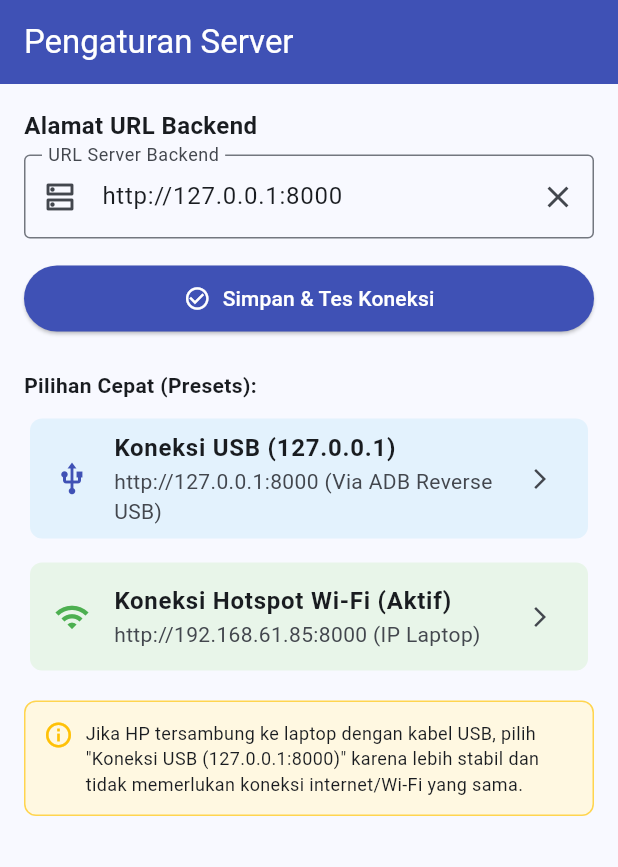
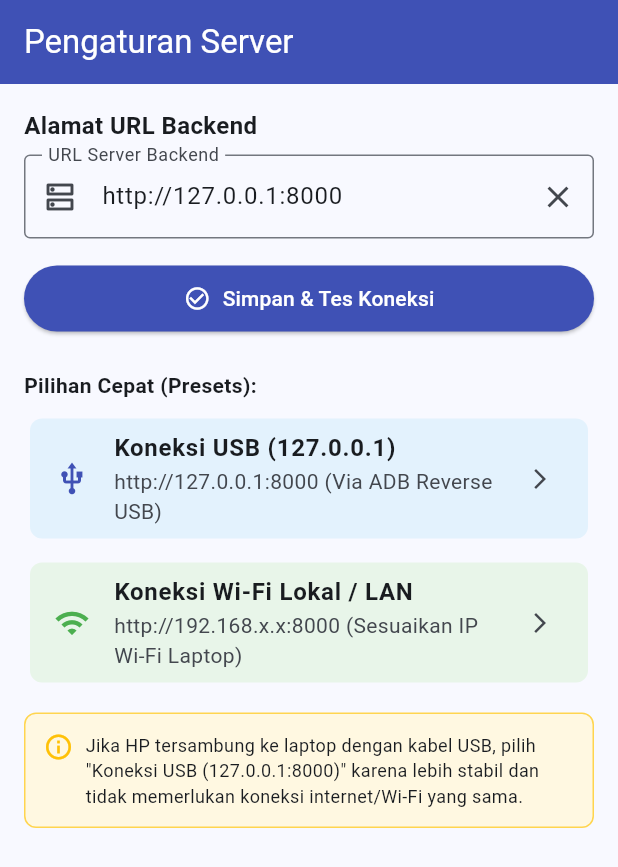
Before and after one commit to sakhiasyam18/apilkasi-absensi, a Flutter app: the SettingsScreen screen opened by its route, on a phone screen of 412 x 824 dp. Shown: the top 867 px of the screen. Run offline on Flutter 3.47's test engine with Material 3 defaults, Android fonts, the light colour scheme and no system bars; our stand-ins replace camera, connectivity_plus, dio, file_picker, flutter_image_compress, flutter_riverpod and 3 more; missing offline and left inert: google_mlkit_face_detection; accounts and stored records are empty.

Commit message:
chore: sanitize hardcoded IP in settings to generic placeholder

```diff
--- a/mobile/lib/features/settings/settings_screen.dart
+++ b/mobile/lib/features/settings/settings_screen.dart
@@ -69,7 +69,7 @@ class _SettingsScreenState extends ConsumerState<SettingsScreen> {
               controller: _urlController,
               decoration: InputDecoration(
                 labelText: 'URL Server Backend',
-                hintText: 'http://192.168.61.85:8000',
+                hintText: 'http://192.168.1.x:8000',
                 border: const OutlineInputBorder(),
                 prefixIcon: const Icon(Icons.dns_outlined),
                 suffixIcon: IconButton(
@@ -117,11 +117,13 @@ class _SettingsScreenState extends ConsumerState<SettingsScreen> {
               shape: RoundedRectangleBorder(borderRadius: BorderRadius.circular(8)),
               child: ListTile(
                 leading: const Icon(Icons.wifi, color: Colors.green),
-                title: const Text('Koneksi Hotspot Wi-Fi (Aktif)', style: TextStyle(fontWeight: FontWeight.bold)),
-                subtitle: const Text('http://192.168.61.85:8000 (IP Laptop)'),
+                title: const Text('Koneksi Wi-Fi Lokal / LAN', style: TextStyle(fontWeight: FontWeight.bold)),
+                subtitle: const Text('http://192.168.x.x:8000 (Sesuaikan IP Wi-Fi Laptop)'),
                 trailing: const Icon(Icons.arrow_forward_ios, size: 16),
                 onTap: () {
-                  _urlController.text = 'http://192.168.61.85:8000';
+                  if (!_urlController.text.startsWith('http://192.168.')) {
+                    _urlController.text = 'http://192.168.1.100:8000';
+                  }
                   _testConnection();
                 },
               ),
```
